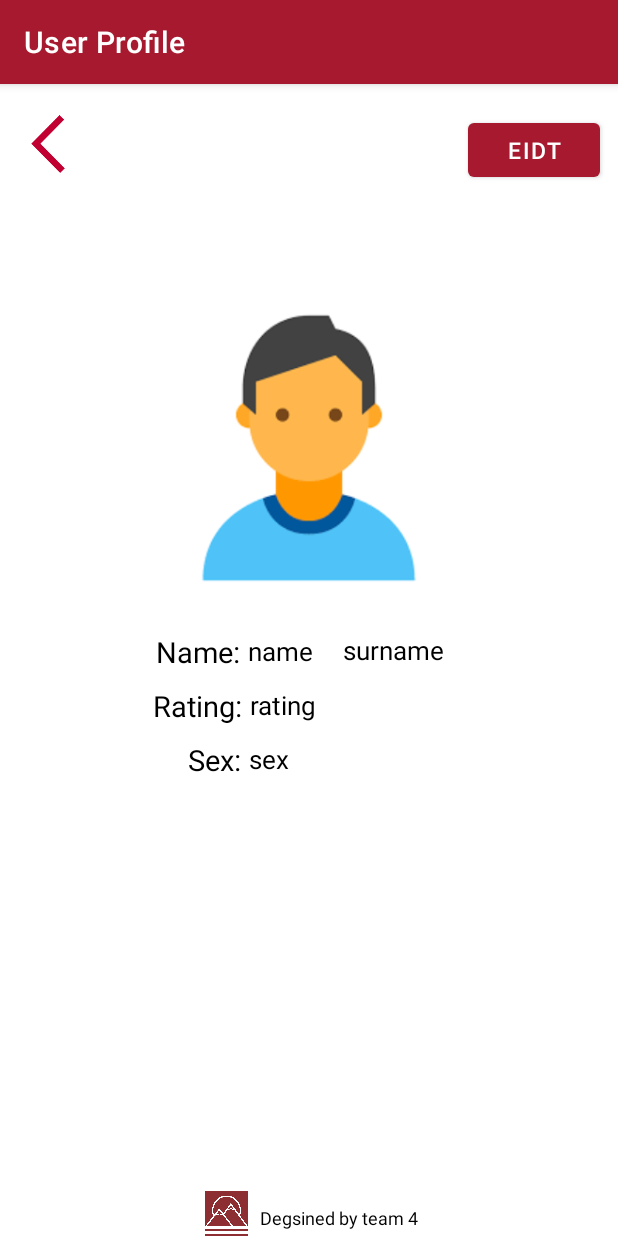
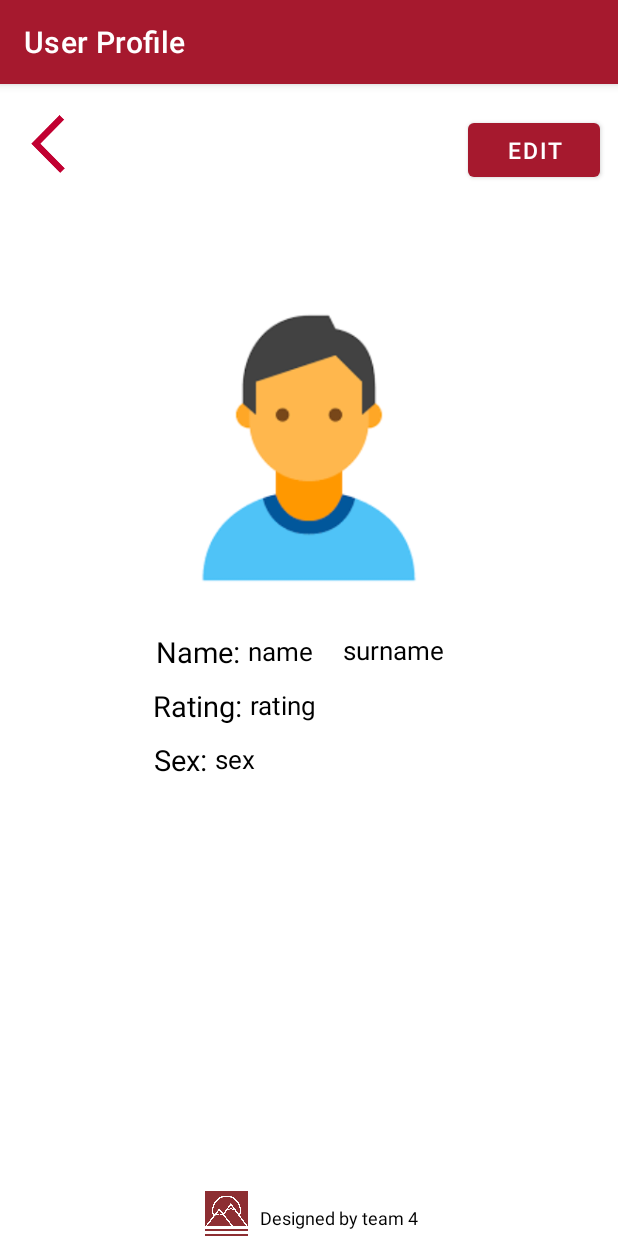
Before and after one commit to ShayGeko/Mounter, an Android app: the fragment SlideMainFragment placed in its activity, after a tap on "User Profile", on a phone screen of 412 x 824 dp. Run offline under Robolectric (Android 15) with nearby library versions, the phone set to English and light mode, and no system bars; libraries missing offline, so code that uses them is left out: io.realm, io.realm.mongodb; 5 statements that could not run were skipped.

```diff
--- a/app/src/main/AndroidManifest.xml
+++ b/app/src/main/AndroidManifest.xml
@@ -19,7 +19,7 @@
         <activity
             android:name=".main.MainActivity"
             android:label="Mounter"
-            android:theme="@style/Theme.Design.NoActionBar">
+            android:theme="@style/splashScreenTheme">
 
             <intent-filter>
                 <action android:name="android.intent.action.MAIN" />
--- a/app/src/main/java/com/example/mounter/MounterBaseActivity.java
+++ b/app/src/main/java/com/example/mounter/MounterBaseActivity.java
@@ -24,5 +24,8 @@ public abstract class MounterBaseActivity extends AppCompatActivity {
             startActivity(intent);
             finish();
         }
+        else{
+            Log.d("BaseActivity", user.getState().toString());
+        }
     }
 }
--- a/app/src/main/java/com/example/mounter/main/MainActivity.java
+++ b/app/src/main/java/com/example/mounter/main/MainActivity.java
@@ -29,7 +29,10 @@ public class MainActivity extends MounterBaseActivity {
 
     @Override
     protected void onCreate(Bundle savedInstanceState) {
+
+        setTheme(R.style.Theme_Design_NoActionBar);
         super.onCreate(savedInstanceState);
+
         setContentView(R.layout.activity_main);
 
         upArrow = findViewById(R.id.upArrow);
--- a/app/src/main/java/com/example/mounter/main/SlideMainFragment.java
+++ b/app/src/main/java/com/example/mounter/main/SlideMainFragment.java
@@ -85,18 +85,18 @@ public class SlideMainFragment extends Fragment {
         searchRide.setOnClickListener(new View.OnClickListener(){
             @Override
             public void onClick(View v) {
-                Intent intent = new Intent(getActivity().getApplicationContext(), RideSearchActivity.class);
+                Intent intent = new Intent(getContext(), RideSearchActivity.class);
 //                upArrow.performClick();
-                getActivity().startActivity(intent);
+                startActivity(intent);
             }
         });
 
         userProfile.setOnClickListener(new View.OnClickListener(){
             @Override
             public void onClick(View v) {
-                Intent intent = new Intent(getActivity().getApplicationContext(), UserProfileActivity.class);
+                Intent intent = new Intent(getContext(), UserProfileActivity.class);
 //                upArrow.performClick();
-                getActivity().startActivity(intent);
+                startActivity(intent);
             }
         });
 
--- a/app/src/main/res/layout/activity_user_profile.xml
+++ b/app/src/main/res/layout/activity_user_profile.xml
@@ -22,7 +22,7 @@
         android:id="@+id/edit"
         android:layout_width="wrap_content"
         android:layout_height="wrap_content"
-        android:text="Eidt"
+        android:text="@string/user_profile_edit_btn_text"
         android:textSize="15sp"
         android:layout_marginTop="20dp"
         android:layout_marginEnd="12dp"
@@ -57,7 +57,7 @@
             android:id="@+id/name"
             android:layout_width="wrap_content"
             android:layout_height="wrap_content"
-            android:text="Name:"
+            android:text="@string/name_label_user_profile"
             android:textSize="19sp"
             android:textColor="@color/black"
             android:gravity="right"
@@ -101,7 +101,7 @@
             android:id="@+id/rate"
             android:layout_width="wrap_content"
             android:layout_height="wrap_content"
-            android:text="Rating:"
+            android:text="@string/rating_label_user_profile"
             android:textSize="19sp"
             android:textColor="@color/black"
             android:gravity="right"
@@ -131,10 +131,10 @@
         app:layout_constraintEnd_toEndOf="parent">
 
         <TextView
-            android:id="@+id/sex_"
+            android:id="@+id/sex_label"
             android:layout_width="wrap_content"
             android:layout_height="wrap_content"
-            android:text="     Sex:"
+            android:text="@string/sex_label_user_profile"
             android:textSize="19sp"
             android:textColor="@color/black"
             android:gravity="right"
@@ -156,7 +156,7 @@
         android:layout_width="wrap_content"
         android:layout_height="wrap_content"
         android:layout_marginBottom="4dp"
-        android:text="Degsined by team 4"
+        android:text="@string/designed_by_team_4"
         android:textColor="@color/black"
         android:textSize="12sp"
         app:layout_constraintBottom_toBottomOf="parent"
--- a/app/src/main/res/values/strings.xml
+++ b/app/src/main/res/values/strings.xml
@@ -10,9 +10,9 @@
     <string name="invalid_username">Not a valid username</string>
     <string name="invalid_password">Invalid password</string>
     <string name="login_failed">"Login failed"</string>
-    <string name="title_activity_directions">My scheduled ride</string>
-    <string name="chooseTypeOfListing">Choose Type of Listing</string>
-    <string name="createListing">Create Listing</string>
+    <string name="title_activity_directions">Ride details</string>
+    <string name="chooseTypeOfListing">Choose Type of ride posting</string>
+    <string name="createListing">Create ride posting</string>
     <string name="title_activity_login">MounteR Login</string>
     <string name="title_activity_pending_ride_requests">Pending ride requests</string>
     <string name="title_activity_ride_search">Available rides</string>
@@ -22,7 +22,6 @@
     <string name="ride_details_label_text">Ride details:</string>
     <string name="is_in_good_standing">Is in good standing</string>
     <string name="no_driver">No driver yet</string>
-    <string name="designed_by_team_4">Designed by team 4</string>
     <string name="rating">rating</string>
     <string name="surname">surname</string>
     <string name="name">name</string>
@@ -49,9 +48,12 @@
     <string name="request_to_drive">request to drive</string>
     <string name="search">Search:</string>
     <string name="destination_address">destination address</string>
-    <!-- TODO: Remove or change this placeholder text -->
-    <string name="hello_blank_fragment">Hello blank fragment</string>
     <string name="up_arrow">Up Arrow</string>
     <string name="searchRide">Search Ride</string>
     <string name="logout">Log Out</string>
+    <string name="user_profile_edit_btn_text">Edit</string>
+    <string name="name_label_user_profile">Name:</string>
+    <string name="rating_label_user_profile">Rating:</string>
+    <string name="sex_label_user_profile">Sex:</string>
+    <string name="designed_by_team_4">Designed by team 4</string>
 </resources>
```
Also changed, not shown: app/src/main/java/com/example/mounter/data/realmModels/RidePostingModel.java (+7 -7 lines), app/src/main/java/com/example/mounter/main/MainViewModel.java (added, +52 -0 lines), app/src/main/java/com/example/mounter/main/ScheduledRidesRecyclerViewAdapter.java (added, +100 -0 lines), 2 other files.
